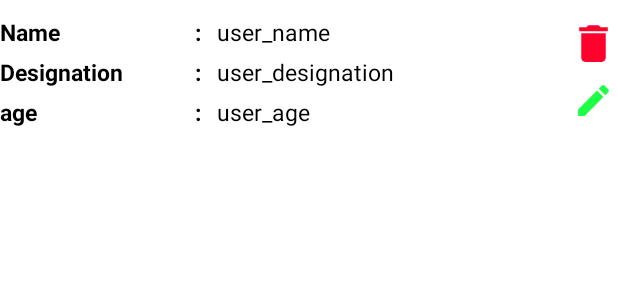
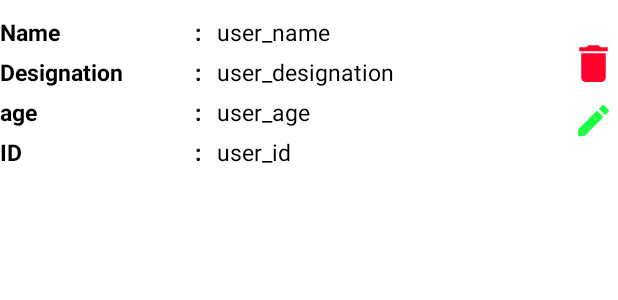
Before and after one commit to asad-201586/Room-Database-App, an Android app: the layout item_room_data.xml on its own in the app's theme, with its tools: preview values and no code run, on a phone screen of 412 x 824 dp. Shown: the top 300 px of the screen. Run offline under Robolectric (Android 15) with nearby library versions, the phone set to English and light mode, and no system bars.

Commit message:
id added

```diff
--- a/app/src/main/java/com/mtech/roomdatabaseapp/roomDB/dao/UserDAO.kt
+++ b/app/src/main/java/com/mtech/roomdatabaseapp/roomDB/dao/UserDAO.kt
@@ -9,6 +9,9 @@ interface UserDAO {
     @Query("SELECT * FROM employeeInfo ORDER BY id DESC")
     fun getAllUserInfo(): List<UserEntity>?
 
+    @Query("SELECT * FROM employeeInfo where id is 5")
+    fun getUserById(): List<UserEntity>?
+
     @Insert
     fun addUser(user: UserEntity?)
 
--- a/app/src/main/java/com/mtech/roomdatabaseapp/ui/UserInfoAdapter.kt
+++ b/app/src/main/java/com/mtech/roomdatabaseapp/ui/UserInfoAdapter.kt
@@ -2,8 +2,6 @@ package com.mtech.roomdatabaseapp.ui
 
 import android.view.LayoutInflater
 import android.view.ViewGroup
-import android.widget.ImageView
-import android.widget.TextView
 import androidx.recyclerview.widget.RecyclerView
 import com.mtech.roomdatabaseapp.databinding.ItemRoomDataBinding
 import com.mtech.roomdatabaseapp.roomDB.entity.UserEntity
@@ -25,6 +23,7 @@ class UserInfoAdapter(private val listener: RawClickListener): RecyclerView.Adap
             binding.textName.text = data.name
             binding.textDesignation.text = data.designation
             binding.textAge.text = data.age.toString()
+            binding.textId.text = data.id.toString()
 
             binding.imageDelete.setOnClickListener{
                 listener.onDeleteUserClickListener(data)
@@ -33,9 +32,6 @@ class UserInfoAdapter(private val listener: RawClickListener): RecyclerView.Adap
             binding.imageEdit.setOnClickListener {
                 listener.onEditUserClickListener(data)
             }
-
-
-
         }
     }
 
--- a/app/src/main/java/com/mtech/roomdatabaseapp/viewModel/MainViewModel.kt
+++ b/app/src/main/java/com/mtech/roomdatabaseapp/viewModel/MainViewModel.kt
@@ -9,11 +9,6 @@ import com.mtech.roomdatabaseapp.roomDB.entity.UserEntity
 class MainViewModel(app: Application): AndroidViewModel(app) {
 
     private val userLiveData = MutableLiveData<List<UserEntity>>()
-    val userObserver get() = userLiveData
-
-    init {
-
-    }
 
     fun getAllUsersObservers(): MutableLiveData<List<UserEntity>>{
         return userLiveData
--- a/app/src/main/res/layout/activity_main.xml
+++ b/app/src/main/res/layout/activity_main.xml
@@ -1,7 +1,5 @@
 <?xml version="1.0" encoding="utf-8"?>
-<LinearLayout
-    xmlns:android="http://schemas.android.com/apk/res/android"
-    xmlns:app="http://schemas.android.com/apk/res-auto"
+<LinearLayout xmlns:android="http://schemas.android.com/apk/res/android"
     xmlns:tools="http://schemas.android.com/tools"
     android:background="#EFEFEF"
     android:orientation="vertical"
--- a/app/src/main/res/layout/item_room_data.xml
+++ b/app/src/main/res/layout/item_room_data.xml
@@ -82,6 +82,7 @@
         </LinearLayout>
 
         <LinearLayout
+            android:layout_marginBottom="@dimen/_4sdp"
             android:orientation="horizontal"
             android:layout_width="match_parent"
             android:layout_height="wrap_content">
@@ -107,6 +108,39 @@
             <TextView
                 android:id="@+id/text_age"
                 tools:text="user_age"
+                android:textColor="@color/black"
+                android:textSize="@dimen/_12ssp"
+                android:layout_width="@dimen/_100sdp"
+                android:layout_height="wrap_content"/>
+
+        </LinearLayout>
+
+        <LinearLayout
+            android:orientation="horizontal"
+            android:layout_width="match_parent"
+            android:layout_height="wrap_content">
+
+            <TextView
+                android:text="ID"
+                android:textStyle="bold"
+                android:textColor="@color/black"
+                android:textSize="@dimen/_12ssp"
+                android:layout_width="@dimen/_100sdp"
+                android:layout_height="wrap_content"/>
+
+            <TextView
+                android:layout_marginEnd="@dimen/_8sdp"
+                android:text="@string/colon"
+                android:textStyle="bold"
+                android:textColor="@color/black"
+                android:textSize="@dimen/_12ssp"
+                android:layout_width="wrap_content"
+                android:layout_height="wrap_content"
+                android:layout_marginRight="@dimen/_8sdp" />
+
+            <TextView
+                android:id="@+id/text_id"
+                tools:text="user_id"
                 android:textColor="@color/black"
                 android:textSize="@dimen/_12ssp"
                 android:layout_width="@dimen/_100sdp"
@@ -143,6 +177,4 @@
 
     </LinearLayout>
 
-
-
 </RelativeLayout>
```
